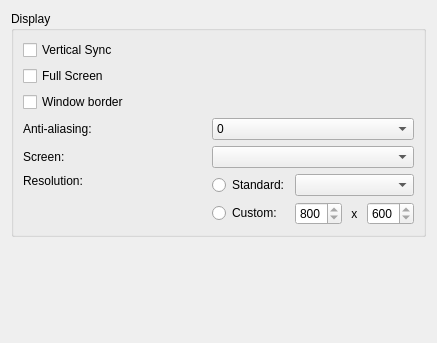
This is files/ui/graphicspage.ui in OpenMW/openmw as Qt 5 draws it before an edit. The edited form follows.
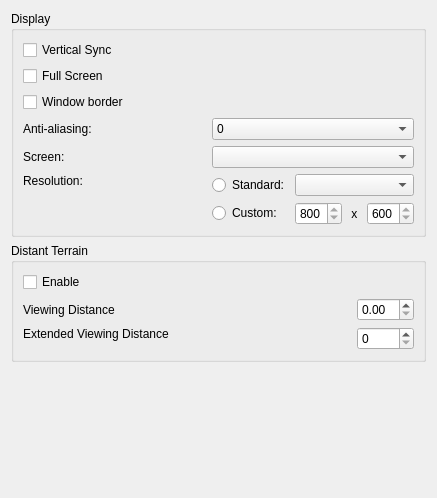
This is the edited form.

Commit message: Add distant terrain to launcher

```diff
--- a/files/ui/graphicspage.ui
+++ b/files/ui/graphicspage.ui
@@ -7,7 +7,7 @@
     <x>0</x>
     <y>0</y>
     <width>437</width>
-    <height>343</height>
+    <height>498</height>
    </rect>
   </property>
   <layout class="QVBoxLayout" name="verticalLayout">
@@ -146,6 +146,55 @@
      </layout>
     </widget>
    </item>
+   <item>
+    <widget class="QGroupBox" name="gridGroupBox">
+     <property name="title">
+      <string>Distant Terrain</string>
+     </property>
+     <layout class="QGridLayout" name="terrainGridLayout" columnstretch="1,0">
+      <item row="8" column="0">
+       <widget class="QLabel" name="viewingmultLabel">
+        <property name="toolTip">
+         <string>&lt;html&gt;&lt;head/&gt;&lt;body&gt;&lt;p&gt;The visibility slider and actual viewing distance will be the&lt;br/&gt;&lt;span style=&quot; font-family:'monospace';&quot;&gt;&amp;quot;viewing distance&amp;quot; * &amp;quot;visibility multiplier&amp;quot;&lt;/span&gt;&lt;br/&gt;when distant terrain is enabled.&lt;/p&gt;&lt;/body&gt;&lt;/html&gt;</string>
+        </property>
+        <property name="text">
+         <string>Extended Viewing Distance</string>
+        </property>
+        <property name="alignment">
+         <set>Qt::AlignLeading|Qt::AlignLeft|Qt::AlignTop</set>
+        </property>
+       </widget>
+      </item>
+      <item row="2" column="0">
+       <widget class="QLabel" name="viewingDistanceLabel">
+        <property name="text">
+         <string>Viewing Distance</string>
+        </property>
+       </widget>
+      </item>
+      <item row="1" column="0">
+       <widget class="QCheckBox" name="distantTerrainCheckBox">
+        <property name="text">
+         <string>Enable</string>
+        </property>
+       </widget>
+      </item>
+      <item row="8" column="1">
+       <layout class="QGridLayout" name="distantLayout">
+        <item row="0" column="0">
+         <widget class="QSpinBox" name="extendedViewingSpinBox"/>
+        </item>
+        <item row="0" column="0">
+         <layout class="QHBoxLayout" name="distantBoxLayout"/>
+        </item>
+       </layout>
+      </item>
+      <item row="2" column="1">
+       <widget class="QDoubleSpinBox" name="viewingDistanceDoubleSpinBox"/>
+      </item>
+     </layout>
+    </widget>
+   </item>
    <item>
     <spacer name="verticalSpacer">
      <property name="orientation">
```
The commit also changes 3 other files.
